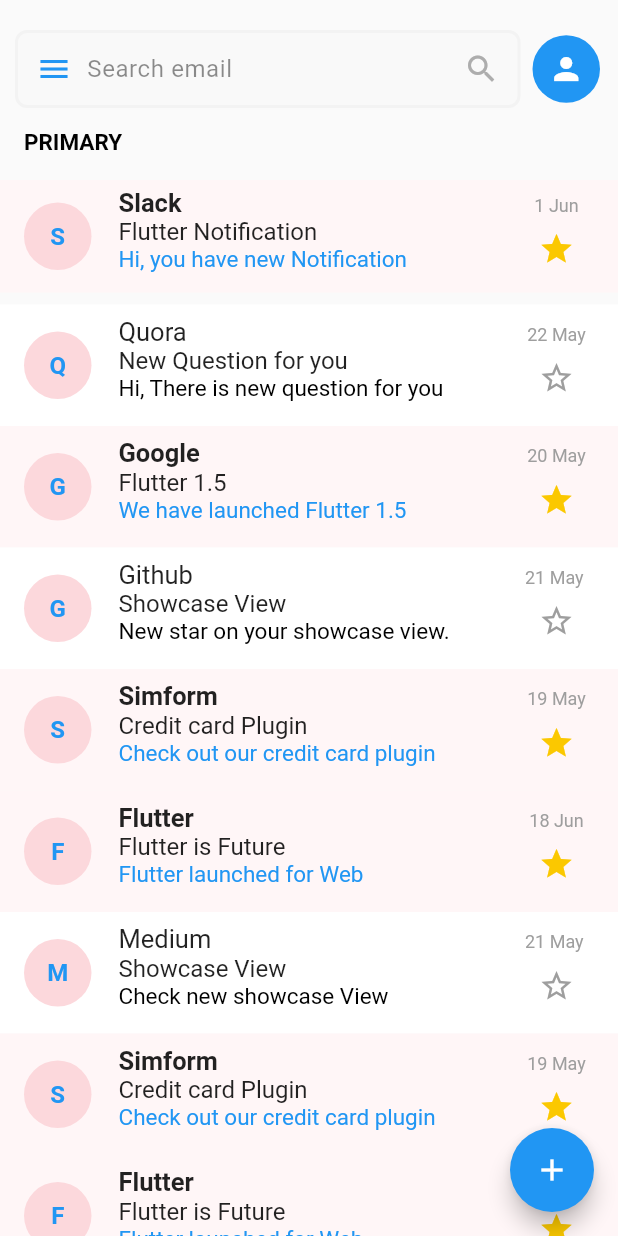
After one commit to Khalidm98/Flutter-Playground, a Flutter app: the screen it shows after launch, after a tap on "Showcase View", on a phone screen of 412 x 824 dp. The commit adds this screen. Run offline on Flutter 3.47's test engine with Material 2 defaults, Android fonts, the phone set to English and light mode, and no system bars; drawn by our look-alikes of showcaseview; our stand-ins replace easy_localization, share_plus, webview_flutter; missing offline and left inert: add_2_calendar, delta_markdown, flutter_mentions, flutter_quill, markdown.

Commit message:
Added showcaseview

```diff
--- a/lib/main.dart
+++ b/lib/main.dart
@@ -4,6 +4,7 @@ import 'package:flutter/material.dart';
 import 'screens/external_apps.dart';
 import 'screens/flutter_mentions.dart';
 import 'screens/flutter_quill.dart';
+import 'screens/showcaseview.dart';
 import 'screens/webview_flutter.dart';
 import 'localizations/codegen_loader.dart';
 import 'localizations/locale_keys.dart';
@@ -85,6 +86,14 @@ class MyHomePage extends StatelessWidget {
             },
           ),
           ElevatedButton(
+            child: const Text('Showcase View'),
+            onPressed: () {
+              Navigator.of(context).push(
+                MaterialPageRoute(builder: (_) => const ShowCaseView()),
+              );
+            },
+          ),
+          ElevatedButton(
             child: const Text('WebView Flutter'),
             onPressed: () {
               Navigator.of(context).push(
--- /dev/null
+++ b/lib/screens/showcaseview.dart
@@ -0,0 +1,532 @@
+import 'dart:developer';
+
+import 'package:flutter/material.dart';
+import 'package:showcaseview/showcaseview.dart';
+
+class ShowCaseView extends StatelessWidget {
+  const ShowCaseView({Key? key}) : super(key: key);
+
+  @override
+  Widget build(BuildContext context) {
+    // SystemChrome.setSystemUIOverlayStyle(
+    //   SystemUiOverlayStyle.light.copyWith(
+    //     statusBarIconBrightness: Brightness.dark,
+    //     statusBarColor: Colors.white,
+    //   ),
+    // );
+    return ShowCaseWidget(
+      onStart: (index, key) => log('onStart: $index, $key'),
+      onComplete: (index, key) => log('onComplete: $index, $key'),
+      onFinish: () => log('finished'),
+      blurValue: 1,
+      // autoPlay: true,
+      // autoPlayDelay: const Duration(seconds: 3),
+      builder: Builder(builder: (_) => const MailPage()),
+    );
+  }
+}
+
+class MailPage extends StatefulWidget {
+  const MailPage({Key? key}) : super(key: key);
+
+  @override
+  _MailPageState createState() => _MailPageState();
+}
+
+class _MailPageState extends State<MailPage> {
+  final GlobalKey _one = GlobalKey();
+  final GlobalKey _two = GlobalKey();
+  final GlobalKey _three = GlobalKey();
+  final GlobalKey _four = GlobalKey();
+  final GlobalKey _five = GlobalKey();
+  List<Mail> mails = [];
+
+  @override
+  void initState() {
+    super.initState();
+    Future(() {
+      ShowCaseWidget.of(context)!.startShowCase(
+        [_five],
+      );
+    });
+    mails = [
+      Mail(
+        sender: 'Medium',
+        sub: 'Showcase View',
+        msg: 'Check new showcase View',
+        date: '25 May',
+        isUnread: false,
+      ),
+      Mail(
+        sender: 'Quora',
+        sub: 'New Question for you',
+        msg: 'Hi, There is new question for you',
+        date: '22 May',
+        isUnread: false,
+      ),
+      Mail(
+        sender: 'Google',
+        sub: 'Flutter 1.5',
+        msg: 'We have launched Flutter 1.5',
+        date: '20 May',
+        isUnread: true,
+      ),
+      Mail(
+        sender: 'Github',
+        sub: 'Showcase View',
+        msg: 'New star on your showcase view.',
+        date: '21 May ',
+        isUnread: false,
+      ),
+      Mail(
+        sender: 'Simform',
+        sub: 'Credit card Plugin',
+        msg: 'Check out our credit card plugin',
+        date: '19 May',
+        isUnread: true,
+      ),
+      Mail(
+        sender: 'Flutter',
+        sub: 'Flutter is Future',
+        msg: 'Flutter launched for Web',
+        date: '18 Jun',
+        isUnread: true,
+      ),
+      Mail(
+        sender: 'Medium',
+        sub: 'Showcase View',
+        msg: 'Check new showcase View',
+        date: '21 May ',
+        isUnread: false,
+      ),
+      Mail(
+        sender: 'Simform',
+        sub: 'Credit card Plugin',
+        msg: 'Check out our credit card plugin',
+        date: '19 May',
+        isUnread: true,
+      ),
+      Mail(
+        sender: 'Flutter',
+        sub: 'Flutter is Future',
+        msg: 'Flutter launched for Web',
+        date: '18 Jun',
+        isUnread: true,
+      ),
+    ];
+  }
+
+  @override
+  Widget build(BuildContext context) {
+    return Scaffold(
+      body: SafeArea(
+        child: Column(
+          children: <Widget>[
+            const SizedBox(
+              height: 20,
+            ),
+            Column(
+              crossAxisAlignment: CrossAxisAlignment.start,
+              children: <Widget>[
+                Row(
+                  children: [
+                    Expanded(
+                      child: Container(
+                        padding: const EdgeInsets.only(left: 10, right: 8),
+                        child: Container(
+                          padding: const EdgeInsets.all(12),
+                          decoration: BoxDecoration(
+                            color: const Color(0xffF9F9F9),
+                            border: Border.all(
+                              color: const Color(0xffF3F3F3),
+                              width: 2,
+                            ),
+                            borderRadius: BorderRadius.circular(8),
+                          ),
+                          child: Row(
+                            children: <Widget>[
+                              Expanded(
+                                child: Row(
+                                  children: <Widget>[
+                                    Showcase(
+                                      key: _one,
+                                      description: 'Tap to see menu options',
+                                      child: Icon(
+                                        Icons.menu,
+                                        color: Theme.of(context).primaryColor,
+                                      ),
+                                    ),
+                                    const SizedBox(
+                                      width: 10,
+                                    ),
+                                    const Text(
+                                      'Search email',
+                                      style: TextStyle(
+                                        color: Colors.black45,
+                                        fontSize: 16,
+                                        letterSpacing: 0.4,
+                                      ),
+                                    ),
+                                    const Spacer(),
+                                    const Icon(
+                                      Icons.search,
+                                      color: Color(0xffADADAD),
+                                    ),
+                                  ],
+                                ),
+                              ),
+                            ],
+                          ),
+                        ),
+                      ),
+                    ),
+                    Showcase(
+                      overlayPadding: const EdgeInsets.all(5),
+                      key: _two,
+                      title: 'Profile',
+                      description:
+                          "Tap to see profile which contains user's name, profile picture, mobile number and country",
+                      showcaseBackgroundColor: Theme.of(context).primaryColor,
+                      textColor: Colors.white,
+                      shapeBorder: const CircleBorder(),
+                      child: Container(
+                        padding: const EdgeInsets.all(5),
+                        width: 45,
+                        height: 45,
+                        decoration: BoxDecoration(
+                          shape: BoxShape.circle,
+                          color: Theme.of(context).primaryColor,
+                        ),
+                        child: const Icon(Icons.person, color: Colors.white),
+                      ),
+                    ),
+                    const SizedBox(
+                      width: 12,
+                    )
+                  ],
+                ),
+                const SizedBox(
+                  height: 10,
+                ),
+                Container(
+                  padding: const EdgeInsets.only(left: 16, top: 4),
+                  child: const Text(
+                    'PRIMARY',
+                    style: TextStyle(
+                      color: Colors.black,
+                      fontSize: 15,
+                      fontWeight: FontWeight.bold,
+                    ),
+                  ),
+                ),
+              ],
+            ),
+            const Padding(padding: EdgeInsets.only(top: 8)),
+            Expanded(
+              child: ListView.builder(
+                physics: const BouncingScrollPhysics(),
+                itemBuilder: (context, index) {
+                  if (index == 0) {
+                    return showcaseMailTile(context);
+                  }
+                  return MailTile(mails[index % mails.length]);
+                },
+              ),
+            )
+          ],
+        ),
+      ),
+      floatingActionButton: Showcase(
+        key: _five,
+        title: 'Compose Mail',
+        description: 'Click here to compose mail',
+        shapeBorder: const CircleBorder(),
+        child: FloatingActionButton(
+          backgroundColor: Theme.of(context).primaryColor,
+          onPressed: () {
+            ShowCaseWidget.of(context)!
+                .startShowCase([_one, _two, _three, _four, _five]);
+          },
+          child: const Icon(
+            Icons.add,
+          ),
+        ),
+      ),
+    );
+  }
+
+  GestureDetector showcaseMailTile(BuildContext context) {
+    return GestureDetector(
+      onTap: () {
+        // Navigator.push<void>(
+        //   context,
+        //   MaterialPageRoute<void>(
+        //     builder: (_) => const Detail(),
+        //   ),
+        // );
+      },
+      child: Container(
+        padding: const EdgeInsets.symmetric(vertical: 8),
+        child: Showcase(
+          key: _three,
+          description: 'Tap to check mail',
+          disposeOnTap: true,
+          onTargetClick: () {
+            ShowCaseWidget.of(context)!.startShowCase([_four, _five]);
+          },
+          child: Container(
+            padding:
+                const EdgeInsets.only(left: 6, right: 16, top: 5, bottom: 5),
+            color: const Color(0xffFFF6F7),
+            child: Row(
+              crossAxisAlignment: CrossAxisAlignment.start,
+              children: <Widget>[
+                Expanded(
+                  child: Row(
+                    crossAxisAlignment: CrossAxisAlignment.start,
+                    children: <Widget>[
+                      Showcase.withWidget(
+                        key: _four,
+                        height: 50,
+                        width: 140,
+                        shapeBorder: const CircleBorder(),
+                        radius: const BorderRadius.all(Radius.circular(150)),
+                        container: Column(
+                          crossAxisAlignment: CrossAxisAlignment.start,
+                          children: <Widget>[
+                            Container(
+                              width: 45,
+                              height: 45,
+                              decoration: const BoxDecoration(
+                                shape: BoxShape.circle,
+                                color: Color(0xffFCD8DC),
+                              ),
+                              child: Center(
+                                child: Text(
+                                  'S',
+                                  style: TextStyle(
+                                    color: Theme.of(context).primaryColor,
+                                    fontWeight: FontWeight.bold,
+                                    fontSize: 16,
+                                  ),
+                                ),
+                              ),
+                            ),
+                            const SizedBox(
+                              height: 10,
+                            ),
+                            const Text(
+                              "Your sender's profile ",
+                              style: TextStyle(color: Colors.white),
+                            )
+                          ],
+                        ),
+                        child: Container(
+                          margin: const EdgeInsets.all(10),
+                          child: Container(
+                            width: 45,
+                            height: 45,
+                            decoration: const BoxDecoration(
+                              shape: BoxShape.circle,
+                              color: Color(0xffFCD8DC),
+                            ),
+                            child: Center(
+                              child: Text(
+                                'S',
+                                style: TextStyle(
+                                  color: Theme.of(context).primaryColor,
+                                  fontWeight: FontWeight.bold,
+                                  fontSize: 16,
+                                ),
+                              ),
+                            ),
+                          ),
+                        ),
+                      ),
+                      const Padding(padding: EdgeInsets.only(left: 8)),
+                      Column(
+                        crossAxisAlignment: CrossAxisAlignment.start,
+                        children: <Widget>[
+                          const Text(
+                            'Slack',
+                            style: TextStyle(
+                              fontWeight: FontWeight.bold,
+                              fontSize: 17,
+                            ),
+                          ),
+                          const Text(
+                            'Flutter Notification',
+                            style: TextStyle(
+                              fontSize: 16,
+                            ),
+                          ),
+                          Text(
+                            'Hi, you have new Notification',
+                            style: TextStyle(
+                              fontWeight: FontWeight.normal,
+                              color: Theme.of(context).primaryColor,
+                              fontSize: 15,
+                            ),
+                          ),
+                        ],
+                      )
+                    ],
+                  ),
+                ),
+                SizedBox(
+                  width: 50,
+                  child: Column(
+                    mainAxisAlignment: MainAxisAlignment.center,
+                    children: const <Widget>[
+                      SizedBox(
+                        height: 5,
+                      ),
+                      Text(
+                        '1 Jun',
+                        style: TextStyle(
+                          fontWeight: FontWeight.normal,
+                          fontSize: 12,
+                          color: Colors.grey,
+                        ),
+                      ),
+                      SizedBox(
+                        height: 10,
+                      ),
+                      Icon(
+                        Icons.star,
+                        color: Color(0xffFBC800),
+                      )
+                    ],
+                  ),
+                ),
+              ],
+            ),
+          ),
+        ),
+      ),
+    );
+  }
+}
+
+class Mail {
+  Mail({
+    required this.sender,
+    required this.sub,
+    required this.msg,
+    required this.date,
+    required this.isUnread,
+  });
+
+  String sender;
+  String sub;
+  String msg;
+  String date;
+  bool isUnread;
+}
+
+class MailTile extends StatelessWidget {
+  const MailTile(this.mail, {Key? key}) : super(key: key);
+
+  final Mail mail;
+
+  @override
+  Widget build(BuildContext context) {
+    return Container(
+      padding: const EdgeInsets.only(left: 6, right: 16, top: 8, bottom: 8),
+      color: mail.isUnread ? const Color(0xffFFF6F7) : Colors.white,
+      child: Row(
+        crossAxisAlignment: CrossAxisAlignment.start,
+        children: <Widget>[
+          Expanded(
+            child: Row(
+              crossAxisAlignment: CrossAxisAlignment.start,
+              children: <Widget>[
+                Container(
+                  margin: const EdgeInsets.all(10),
+                  width: 45,
+                  height: 45,
+                  decoration: const BoxDecoration(
+                    shape: BoxShape.circle,
+                    color: Color(0xffFCD8DC),
+                  ),
+                  child: Center(
+                    child: Text(
+                      mail.sender[0],
+                      style: TextStyle(
+                        color: Theme.of(context).primaryColor,
+                        fontWeight: FontWeight.bold,
+                        fontSize: 16,
+                      ),
+                    ),
+                  ),
+                ),
+                const Padding(padding: EdgeInsets.only(left: 8)),
+                Expanded(
+                  child: Column(
+                    crossAxisAlignment: CrossAxisAlignment.start,
+                    children: <Widget>[
+                      Text(
+                        mail.sender,
+                        overflow: TextOverflow.ellipsis,
+                        style: TextStyle(
+                          fontWeight: mail.isUnread
+                              ? FontWeight.bold
+                              : FontWeight.normal,
+                          fontSize: 17,
+                        ),
+                      ),
+                      Text(
+                        mail.sub,
+                        overflow: TextOverflow.ellipsis,
+                        style: const TextStyle(
+                          fontWeight: FontWeight.normal,
+                          fontSize: 16,
+                        ),
+                      ),
+                      Text(
+                        mail.msg,
+                        overflow: TextOverflow.ellipsis,
+                        style: TextStyle(
+                          fontWeight: FontWeight.normal,
+                          color: mail.isUnread
+                              ? Theme.of(context).primaryColor
+                              : Colors.black,
+                          fontSize: 15,
+                        ),
+                      ),
+                    ],
+                  ),
+                )
+              ],
+            ),
+          ),
+          SizedBox(
+            width: 50,
+            child: Column(
+              children: <Widget>[
+                const SizedBox(
+                  height: 5,
+                ),
+                Text(
+                  mail.date,
+                  style: const TextStyle(
+                    fontWeight: FontWeight.normal,
+                    fontSize: 12,
+                    color: Colors.grey,
+                  ),
+                ),
+                const SizedBox(
+                  height: 10,
+                ),
+                Icon(
+                  mail.isUnread ? Icons.star : Icons.star_border,
+                  color: mail.isUnread ? const Color(0xffFBC800) : Colors.grey,
+                ),
+              ],
+            ),
+          ),
+        ],
+      ),
+    );
+  }
+}
--- a/pubspec.yaml
+++ b/pubspec.yaml
@@ -22,6 +22,7 @@ dependencies:
   flutter_quill: 2.1.1
   markdown: ^4.0.1
   share_plus: ^3.0.1
+  showcaseview: ^1.1.5
   webview_flutter: ^3.0.0
 
 dev_dependencies:
```
Also changed, not shown: pubspec.lock.
